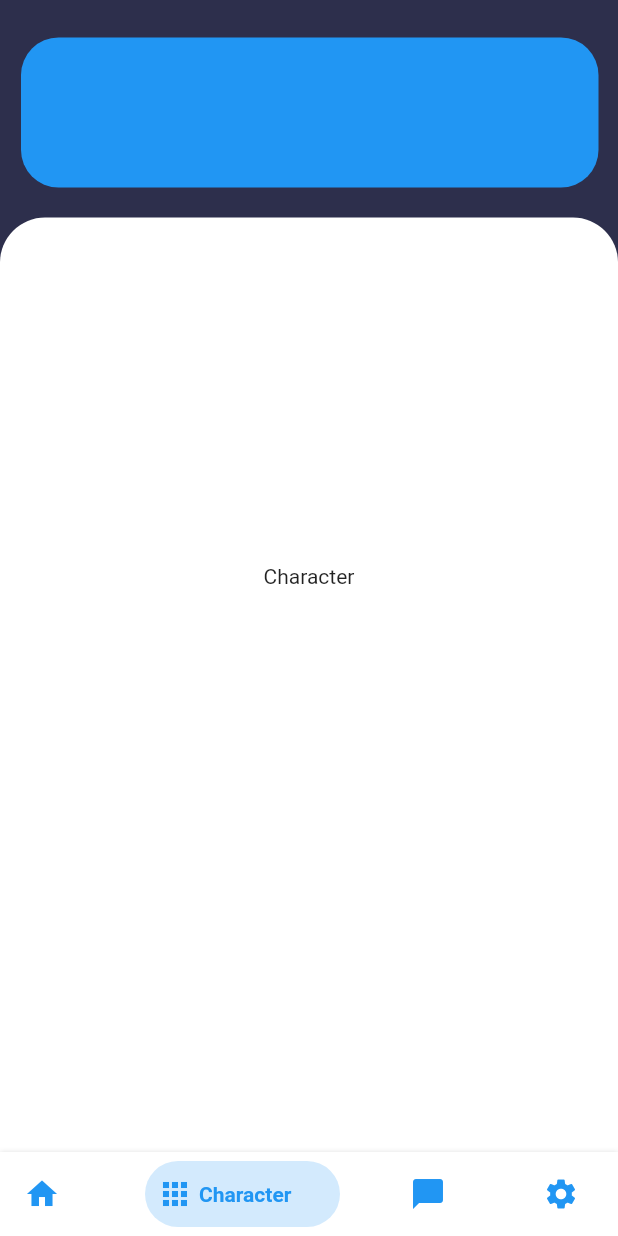
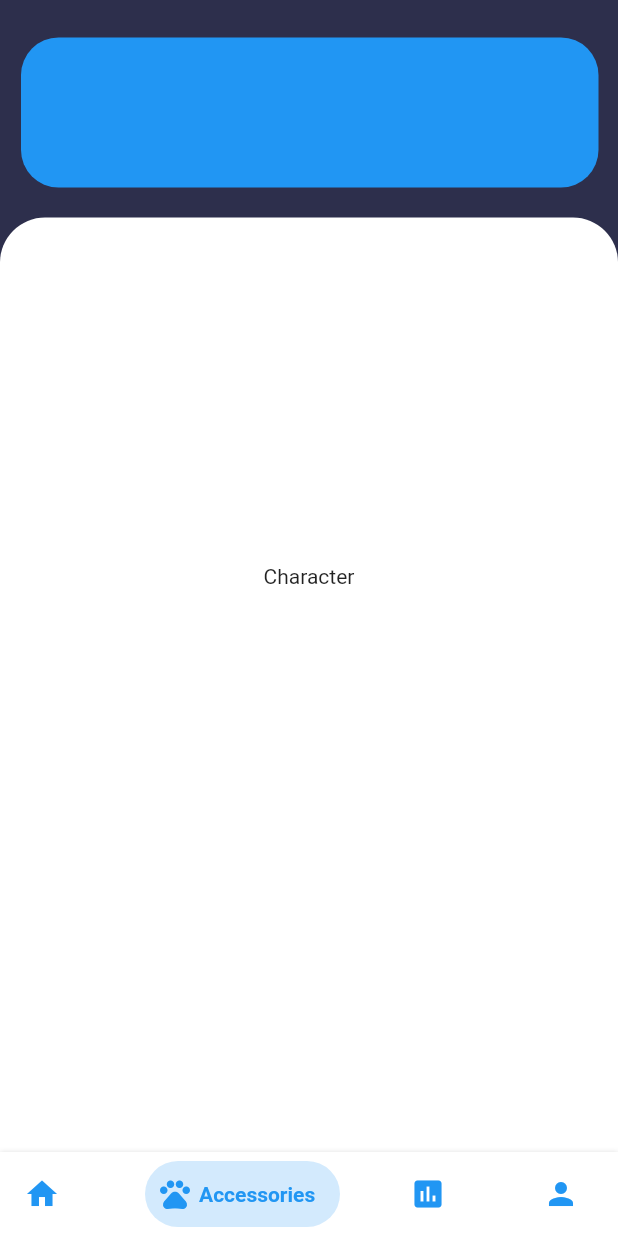
Before and after one commit to chmoore889/Hack-CEWIT-App, a Flutter app: the screen it shows after launch, swiped to page 2, on a phone screen of 412 x 824 dp. Run offline on Flutter 3.47's test engine with Material 2 defaults, Android fonts, the phone set to English and light mode, and no system bars; drawn by our look-alikes of bottom_navy_bar; our stand-ins replace flare_flutter; missing offline and left inert: flutter_picker.

Commit message:
Working bottom bar

```diff
--- a/lib/pages/home.dart
+++ b/lib/pages/home.dart
@@ -1,7 +1,6 @@
 import 'package:bottom_navy_bar/bottom_navy_bar.dart';
 import 'package:flutter/material.dart';
 import 'package:flutter_picker/flutter_picker.dart';
-import 'package:google_fonts/google_fonts.dart';
 
 import 'profile.dart';
 import 'dashboard.dart';
@@ -32,8 +31,22 @@ class HomePage extends State<Home> {
 
   @override
   void dispose() {
-    //_pageController.dispose();
+    _pageController.dispose();
     super.dispose();
+  }
+
+  void pageChanged(int index) {
+    setState(() {
+      _currentIndex = index;
+    });
+  }
+
+
+  void bottomTapped(int index) {
+    setState(() {
+      _currentIndex = index;
+      _pageController.animateToPage(index, duration: Duration(milliseconds: 500), curve: Curves.ease);
+    });
   }
 
   @override
@@ -51,10 +64,9 @@ class HomePage extends State<Home> {
                   AnimatedContainer(
                     width: 385.0,
                     height: 100.0,
-                   decoration: BoxDecoration (
+                    decoration: BoxDecoration(
                         color: Colors.blue,
-                     borderRadius: BorderRadius.circular(25.0)
-                   ),
+                        borderRadius: BorderRadius.circular(25.0)),
                     alignment: Alignment.center,
                     duration: Duration(seconds: 2),
                     curve: Curves.fastOutSlowIn,
@@ -95,8 +107,9 @@ class HomePage extends State<Home> {
             ),
           ]),
           PageView(
+            controller: _pageController,
             onPageChanged: (index) {
-              setState(() => _currentIndex = index);
+              pageChanged(index);
             },
             children: <Widget>[
               Dashboard(),
@@ -114,26 +127,14 @@ class HomePage extends State<Home> {
       bottomNavigationBar: BottomNavyBar(
         selectedIndex: _currentIndex,
         onItemSelected: (index) {
-          setState(() => _currentIndex = index);
-          _pageController.jumpToPage(index);
+          bottomTapped(index);
+          print(index);
         },
         items: <BottomNavyBarItem>[
-          BottomNavyBarItem(
-            title: Text('Dashboard'),
-            icon: Icon(Icons.home)
-          ),
-          BottomNavyBarItem(
-            title: Text('Character'),
-            icon: Icon(Icons.apps)
-          ),
-          BottomNavyBarItem(
-            title: Text('Stats'),
-            icon: Icon(Icons.chat_bubble)
-          ),
-          BottomNavyBarItem(
-            title: Text('Profile'),
-            icon: Icon(Icons.settings)
-          ),
+          BottomNavyBarItem(title: Text('Home'), icon: Icon(Icons.home)),
+          BottomNavyBarItem(title: Text('Accessories'), icon: Icon(Icons.pets)),
+          BottomNavyBarItem(title: Text('Stats'), icon: Icon(Icons.insert_chart)),
+          BottomNavyBarItem(title: Text('Profile'), icon: Icon(Icons.person)),
         ],
       ),
     );
@@ -186,7 +187,6 @@ class HomePage extends State<Home> {
               ),
             ),
           );
-      }
-    );
+        });
   }
 }
```
Lines whose indentation alone changed are shown as unchanged.
